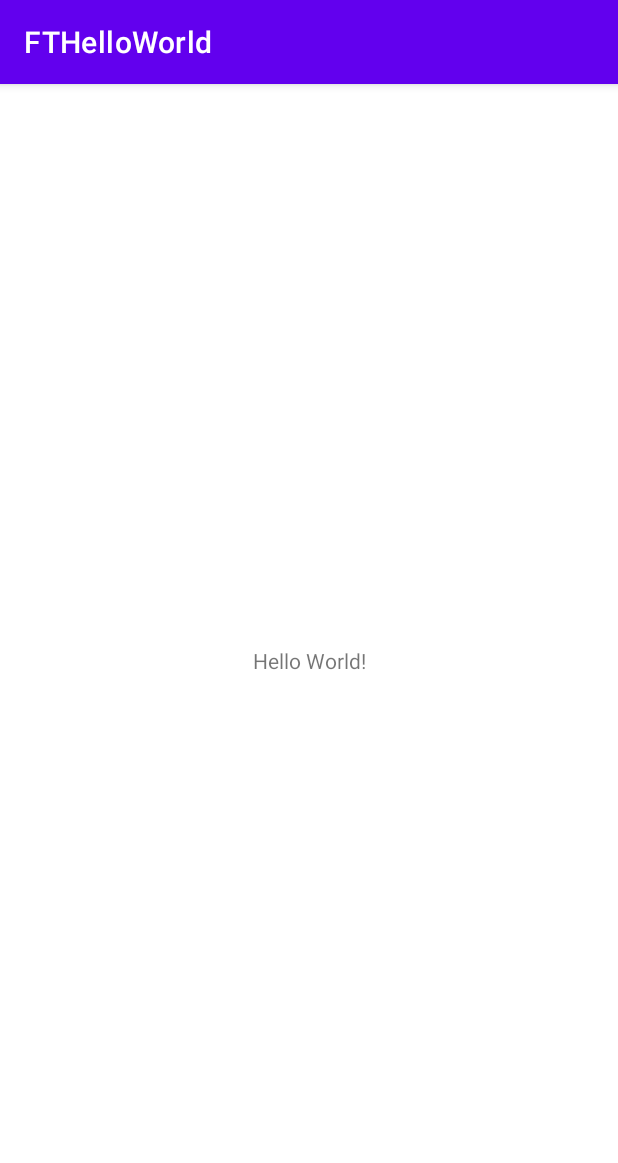
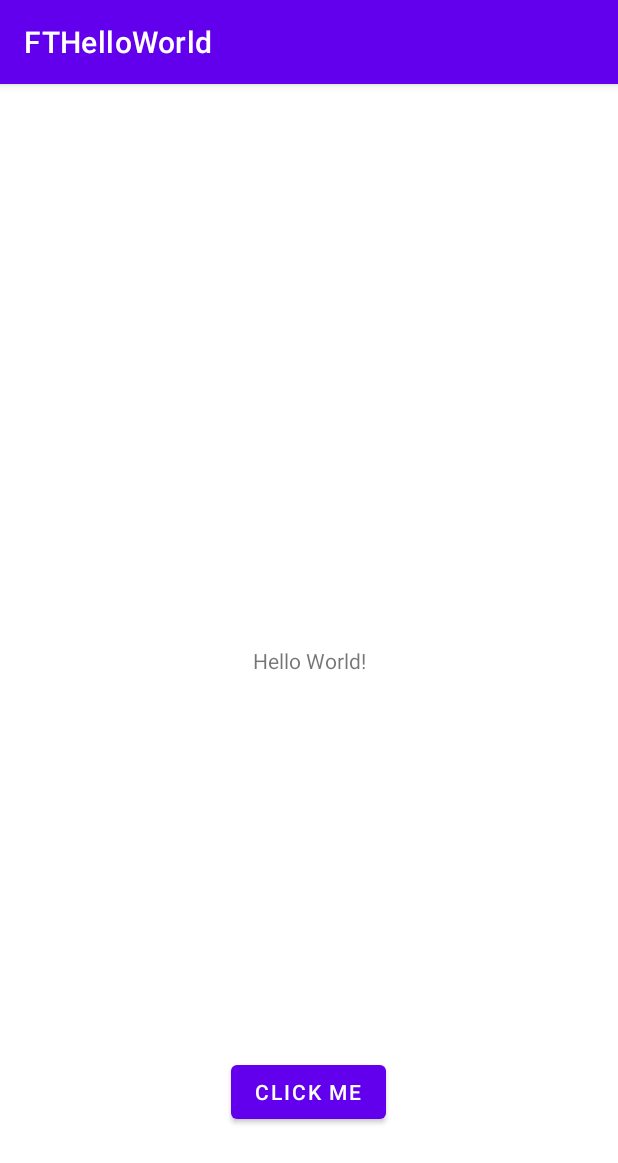
Before and after one commit to sspja/FTHelloWorld, an Android app: the screen it shows after launch (MainActivity), on a phone screen of 412 x 824 dp. Shown: the top 1163 px of the screen. Run offline under Robolectric (Android 15) with nearby library versions, the phone set to English and light mode, and no system bars.

Commit message:
add button which changes text in textview

```diff
--- a/app/src/main/java/com/example/fthelloworld/MainActivity.java
+++ b/app/src/main/java/com/example/fthelloworld/MainActivity.java
@@ -3,12 +3,27 @@ package com.example.fthelloworld;
 import androidx.appcompat.app.AppCompatActivity;
 
 import android.os.Bundle;
+import android.view.View;
+import android.widget.TextView;
 
 public class MainActivity extends AppCompatActivity {
+    public TextView tvMain;
+    private boolean isHelloWorld;
 
     @Override
     protected void onCreate(Bundle savedInstanceState) {
         super.onCreate(savedInstanceState);
         setContentView(R.layout.activity_main);
+        tvMain = (TextView) findViewById(R.id.tvMain);
+        tvMain.setText(R.string.hello);
+        isHelloWorld = true;
+    }
+    public void onClickButtonMain(View v) {
+        if(isHelloWorld) {
+            this.tvMain.setText(R.string.secondary_text);
+        } else {
+            this.tvMain.setText(R.string.hello);
+        }
+        this.isHelloWorld = !this.isHelloWorld;
     }
 }
--- a/app/src/main/res/layout/activity_main.xml
+++ b/app/src/main/res/layout/activity_main.xml
@@ -2,17 +2,32 @@
 <androidx.constraintlayout.widget.ConstraintLayout xmlns:android="http://schemas.android.com/apk/res/android"
     xmlns:app="http://schemas.android.com/apk/res-auto"
     xmlns:tools="http://schemas.android.com/tools"
+    android:id="@+id/MainButton"
     android:layout_width="match_parent"
     android:layout_height="match_parent"
+    android:onClick="onClickButtonMain"
     tools:context=".MainActivity">
 
     <TextView
+        android:id="@+id/tvMain"
         android:layout_width="wrap_content"
         android:layout_height="wrap_content"
-        android:text="Hello World!"
+        android:text="@string/hello"
         app:layout_constraintBottom_toBottomOf="parent"
         app:layout_constraintLeft_toLeftOf="parent"
         app:layout_constraintRight_toRightOf="parent"
         app:layout_constraintTop_toTopOf="parent" />
 
+    <Button
+        android:id="@+id/button"
+        android:layout_width="wrap_content"
+        android:layout_height="wrap_content"
+        android:layout_marginBottom="72dp"
+        android:onClick="onClickButtonMain"
+        android:text="@string/click_me"
+        app:layout_constraintBottom_toBottomOf="parent"
+        app:layout_constraintEnd_toEndOf="parent"
+        app:layout_constraintHorizontal_bias="0.498"
+        app:layout_constraintStart_toStartOf="parent" />
+
 </androidx.constraintlayout.widget.ConstraintLayout>
--- a/app/src/main/res/values/strings.xml
+++ b/app/src/main/res/values/strings.xml
@@ -1,3 +1,6 @@
 <resources>
     <string name="app_name">FTHelloWorld</string>
+    <string name="hello">Hello World!</string>
+    <string name="secondary_text">Secondary text</string>
+    <string name="click_me">Click me</string>
 </resources>
```
